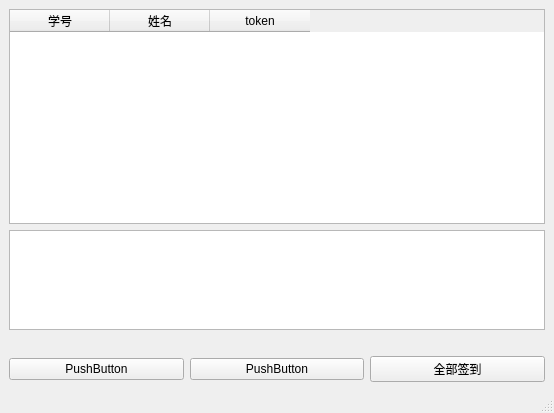
Above: mainwindow.ui from ImZjm/WIDSLibraryAutoCheck-Qt before the change. Below: the same form after it.
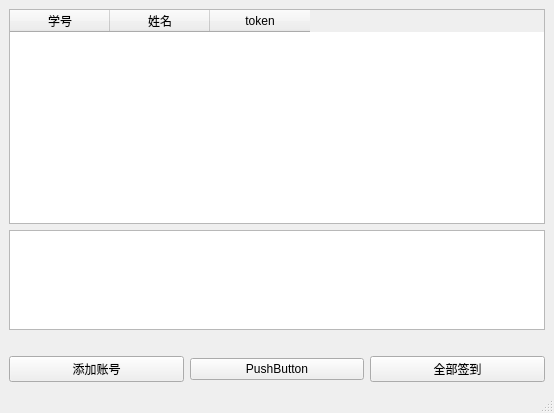
That is the form after the change.

```diff
--- a/mainwindow.ui
+++ b/mainwindow.ui
@@ -67,7 +67,7 @@
         <item>
          <widget class="QPushButton" name="btnAddAuth">
           <property name="text">
-           <string>PushButton</string>
+           <string>添加账号</string>
           </property>
          </widget>
         </item>
```
